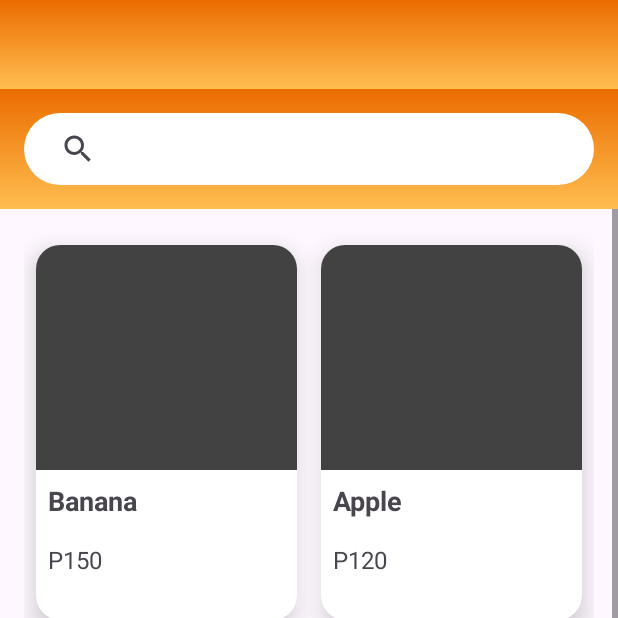
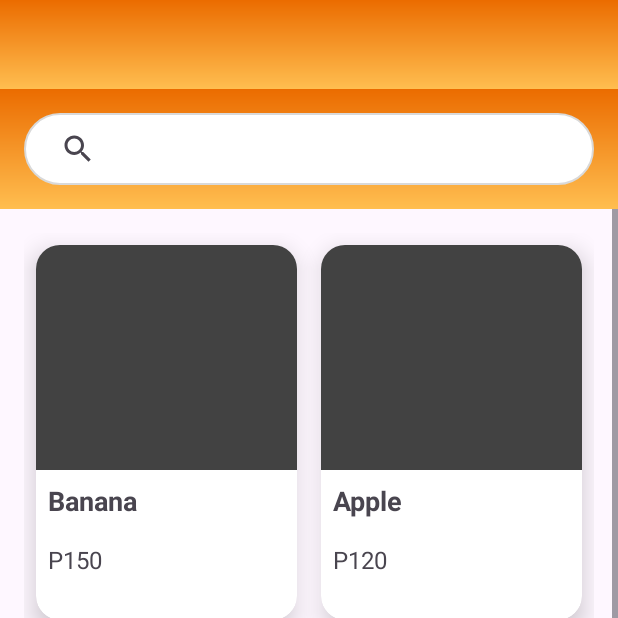
Before and after one commit to Ri2d1912/FruitsyApp, an Android app: the screen it shows after launch (VendorMainActivity), item 2 of the bottom bar chosen, on a phone screen of 412 x 824 dp, the top half of it. Run offline under Robolectric (Android 15) with nearby library versions, the phone set to English and light mode, and no system bars.

Commit message:
cards lng din

```diff
--- a/app/src/main/java/com/example/fruitidentification/Vendor/VendorProductsFragment.java
+++ b/app/src/main/java/com/example/fruitidentification/Vendor/VendorProductsFragment.java
@@ -63,4 +63,5 @@ public class VendorProductsFragment extends Fragment {
         // Inflate the layout for this fragment
         return inflater.inflate(R.layout.fragment_vendor_products, container, false);
     }
+
 }
--- /dev/null
+++ b/app/src/main/res/drawable/search_background.xml
@@ -0,0 +1,6 @@
+<?xml version="1.0" encoding="utf-8"?>
+<shape xmlns:android="http://schemas.android.com/apk/res/android">
+    <solid android:color="@color/white" />
+    <corners android:radius="30dp" />
+    <stroke android:width="1dp" android:color="@color/unselected_gray" />
+</shape>
--- a/app/src/main/res/layout/fragment_vendor_products.xml
+++ b/app/src/main/res/layout/fragment_vendor_products.xml
@@ -27,12 +27,12 @@
                 android:layout_marginStart="16dp"
                 android:layout_marginTop="16dp"
                 android:layout_marginEnd="16dp"
-                android:background="@drawable/white_btnbg"
+                android:background="@drawable/search_background"
                 android:iconifiedByDefault="false"
                 android:paddingStart="12dp"
                 android:paddingEnd="12dp"
                 android:queryBackground="@android:color/white"
-                android:queryHint="Search Product Name" >
+                android:queryHint="Search Product Name">
 
             </androidx.appcompat.widget.SearchView>
         </FrameLayout>
```
